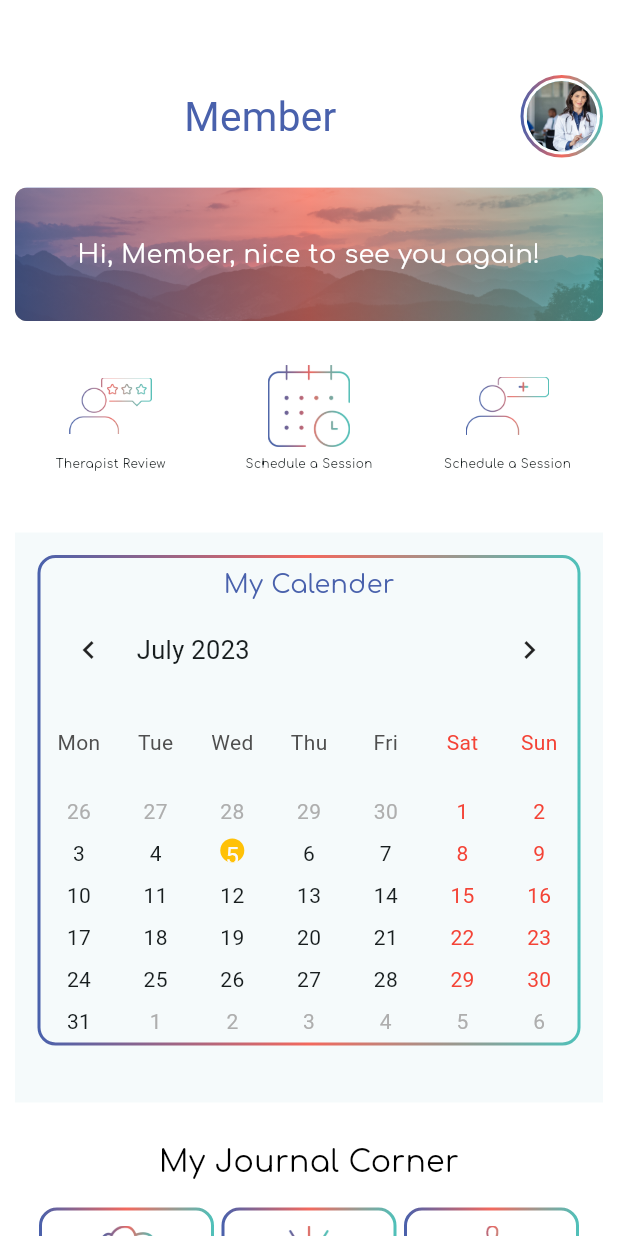
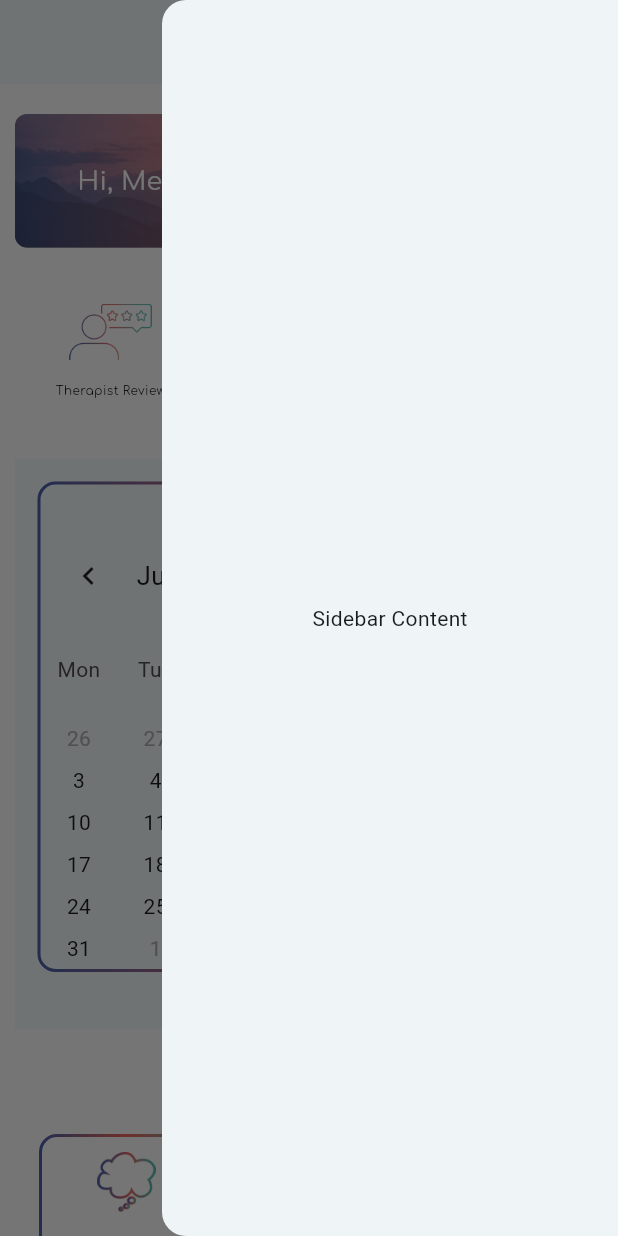
Before and after one commit to Shaliniyadav8130/conscious_leap, a Flutter app: the screen it shows after launch, with the side drawer open (before the commit the screen has no drawer), on a phone screen of 412 x 824 dp. Run offline on Flutter 3.47's test engine with Material 2 defaults, Android fonts, the light colour scheme and no system bars; drawn by our look-alikes of table_calendar; our stand-ins replace animated_splash_screen, cloud_firestore, firebase_auth, firebase_core, firebase_database, firebase_storage and 2 more; missing offline and left inert: flutter_gif; accounts and stored records are empty.

Commit message:
user dashboard updated

```diff
--- a/lib/user/UserDashboard.dart
+++ b/lib/user/UserDashboard.dart
@@ -38,23 +38,20 @@ class _UserDashboardState extends State<UserDashboard> {
   Widget build(BuildContext context) {
     return Scaffold(
       backgroundColor: Colors.white70,
-      body: SingleChildScrollView(
-        child:Column(
-          children: [
-            Padding(padding: EdgeInsets.only(top:50),
-            child:Row(
-              mainAxisAlignment: MainAxisAlignment.spaceBetween,
-              children: [
-                Expanded(child: Container()),
-                Center(
-                  child: Text("Member",style:TextStyle(fontSize:27,color: Color(0xff4961AC)),),
-                ),
-                Expanded(child: Container()),
-                Padding(
-                  padding: EdgeInsets.only(right: 10),
-                    child:Container(
-                      width:55,
-                      height:55,
+      appBar: AppBar(
+        title:  Text("Member",textAlign: TextAlign.center,style:TextStyle(fontSize:27,color: Color(0xff4961AC)),),
+        centerTitle:true,
+        leading:Container(),
+        actions: [
+          Builder(
+            builder: (context) => IconButton(
+                onPressed: () {
+                  Scaffold.of(context).openEndDrawer();
+                },
+                icon:  Container(
+                  width:42,
+                  height:50,
+
                   padding: EdgeInsets.all(2.0),
                   decoration: BoxDecoration(
                       border: const GradientBoxBorder(
@@ -70,11 +67,47 @@ class _UserDashboardState extends State<UserDashboard> {
 
 
 
+                )
             ),
           ),
         ],
       ),
-            ),
+      endDrawer: SidebarScreen(),
+      body: SingleChildScrollView(
+        child:Column(
+          children: [
+            // Row(
+            //   mainAxisAlignment: MainAxisAlignment.spaceBetween,
+            //   children: [
+            //     Expanded(child: Container()),
+            //     Center(
+            //       child: Text("Member",style:TextStyle(fontSize:27,color: Color(0xff4961AC)),),
+            //     ),
+            //     Expanded(child: Container()),
+            //     Padding(
+            //       padding: EdgeInsets.only(right: 10),
+            //         child:Container(
+            //           width:55,
+            //           height:55,
+            //           padding: EdgeInsets.all(2.0),
+            //           decoration: BoxDecoration(
+            //               border: const GradientBoxBorder(
+            //                 gradient: LinearGradient(colors: [Color(0xff4961AC), Color(0xffF2685D),Color(0xff4EC1BA)]),
+            //                 width: 2,
+            //               ),
+            //               borderRadius: BorderRadius.circular(55)),
+            //
+            //           child:CircleAvatar(
+            //             radius: 50,
+            //             backgroundImage: AssetImage('assets/images/doctor.jpg'),
+            //           ),
+            //
+            //
+            //
+            //     ),
+            //     ),
+            //   ],
+            // ),
             Row(
               children: [
                 Heading(name: "Hi, Member, nice to see you again!"),
--- a/lib/user/UserProfile.dart
+++ b/lib/user/UserProfile.dart
@@ -5,14 +5,10 @@ class SidebarScreen extends StatelessWidget {
 
   @override
   Widget build(BuildContext context) {
-    return Scaffold(
-      appBar: AppBar(
-        title: Text('Sidebar'),
-      ),
-      drawer: Drawer(
-        // Sidebar content
-      ),
-      body: Center(
+    return Drawer(
+
+
+      child: Center(
         child: Text('Sidebar Content'),
       ),
     );
```
Lines whose indentation alone changed are shown as unchanged.
